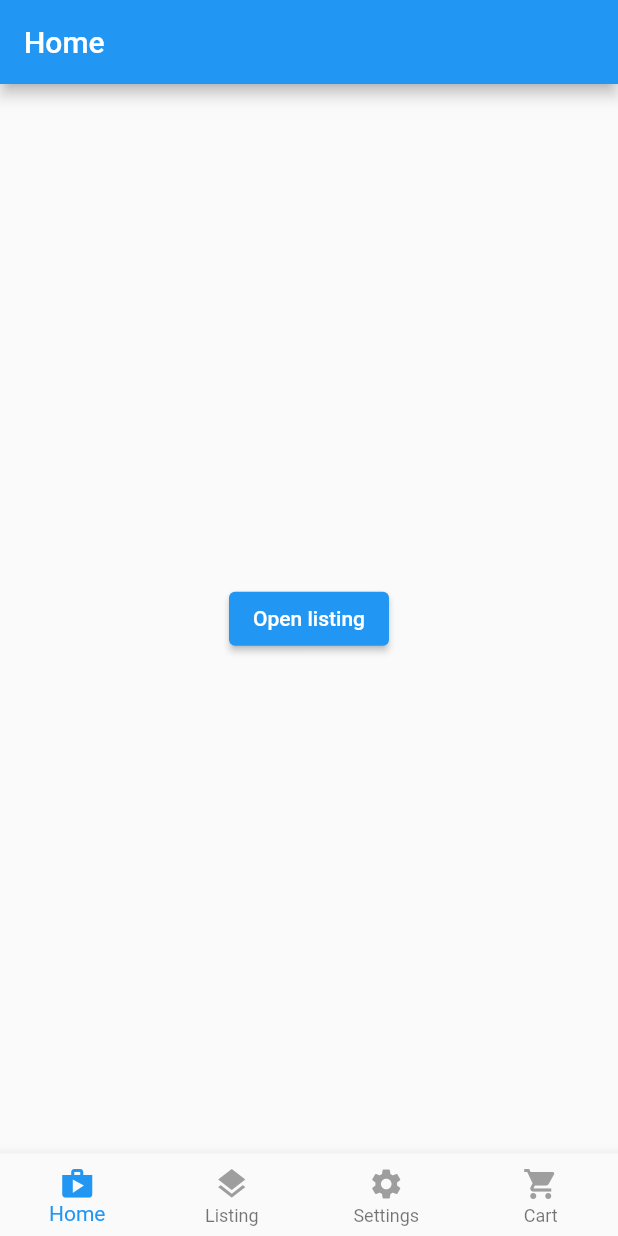
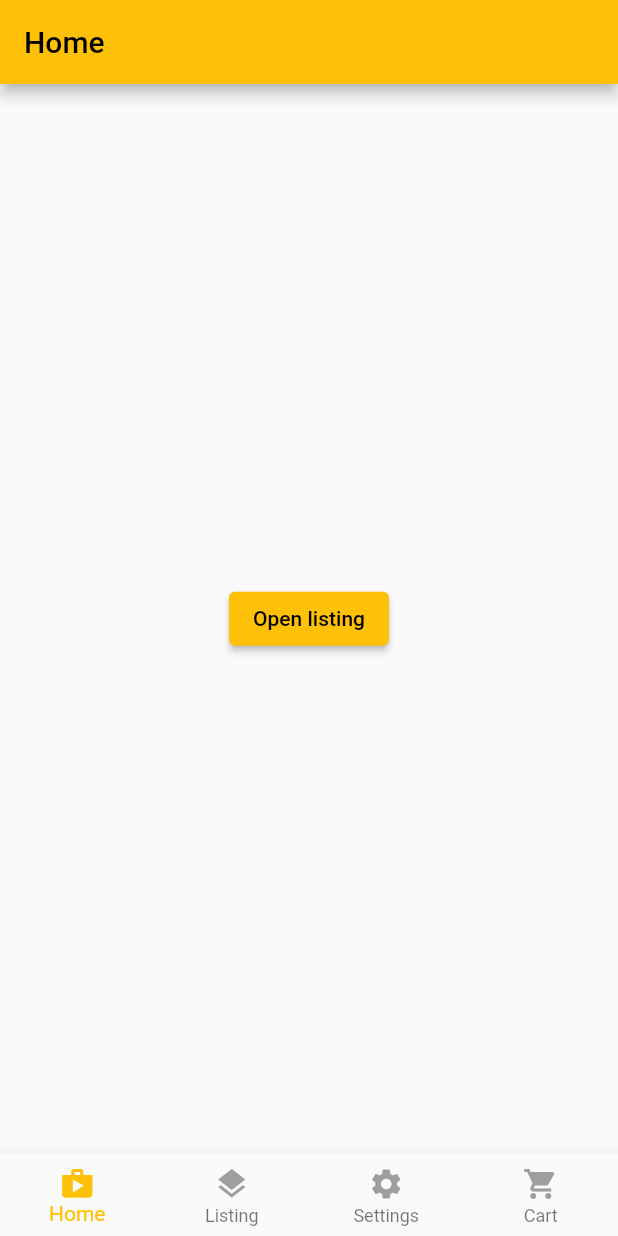
Before and after one commit to manuelJung/flutter-test, a Flutter app: the screen it shows after launch, on a phone screen of 412 x 824 dp. Run offline on Flutter 3.47's test engine with Material 2 defaults, Android fonts, the phone set to English and light mode, and no system bars; our stand-ins replace flutter_mobx, mobx, visibility_detector; missing offline and left inert: algolia; generated files the repository leaves out were written again.

Commit message:
updated theme

```diff
--- a/lib/main.dart
+++ b/lib/main.dart
@@ -11,7 +11,7 @@ class MyApp extends StatelessWidget {
     return MaterialApp(
       title: 'Flutter Demo',
       theme: ThemeData(
-        primarySwatch: Colors.blue,
+        primarySwatch: Colors.amber,
       ),
       home: const App(),
     );
--- a/lib/navigation/bottom_navigation.dart
+++ b/lib/navigation/bottom_navigation.dart
@@ -12,30 +12,32 @@ class BottomNavigation extends StatelessWidget {
     return BottomNavigationBar(
       type: BottomNavigationBarType.fixed,
       items: [
-        _buildItem(TabItem.home),
-        _buildItem(TabItem.listing),
-        _buildItem(TabItem.settings),
-        _buildItem(TabItem.cart),
+        _buildItem(context, TabItem.home),
+        _buildItem(context, TabItem.listing),
+        _buildItem(context, TabItem.settings),
+        _buildItem(context, TabItem.cart),
       ],
       onTap: (index) => onSelectTab(
         TabItem.values[index],
       ),
       currentIndex: currentTab.index,
-      selectedItemColor: Colors.blue,
+      selectedItemColor: Theme.of(context).colorScheme.primary,
     );
   }
 
-  BottomNavigationBarItem _buildItem(TabItem tabItem) {
+  BottomNavigationBarItem _buildItem(BuildContext context, TabItem tabItem) {
     return BottomNavigationBarItem(
       icon: Icon(
         routeIcons[tabItem],
-        color: _colorTabMatching(tabItem),
+        color: _colorTabMatching(context, tabItem),
       ),
       label: tabName[tabItem],
     );
   }
 
-  Color _colorTabMatching(TabItem item) {
-    return currentTab == item ? Colors.blue : Colors.grey;
+  Color _colorTabMatching(BuildContext context, TabItem item) {
+    return currentTab == item
+        ? Theme.of(context).colorScheme.primary
+        : Colors.grey;
   }
 }
--- a/lib/routes/listing/index.dart
+++ b/lib/routes/listing/index.dart
@@ -40,7 +40,7 @@ class ListingRoute extends StatelessWidget {
                             store: Provider.of<ProductListStore>(context),
                           )));
             },
-            backgroundColor: Colors.blue,
+            backgroundColor: Theme.of(context).colorScheme.primary,
             child: const Icon(Icons.filter_alt_sharp),
           );
         }),
--- a/lib/routes/pdp/animated_app_bar.dart
+++ b/lib/routes/pdp/animated_app_bar.dart
@@ -23,7 +23,7 @@ class AnimatedAppBar extends StatelessWidget {
           top: -headerHeight + headerHeight * animated,
           height: headerHeight,
           child: Container(
-            color: Colors.blue,
+            color: Theme.of(context).colorScheme.primary,
             child: Opacity(
                 opacity: opacity, child: AppBar(title: const Text('PDP'))),
           ));
```
